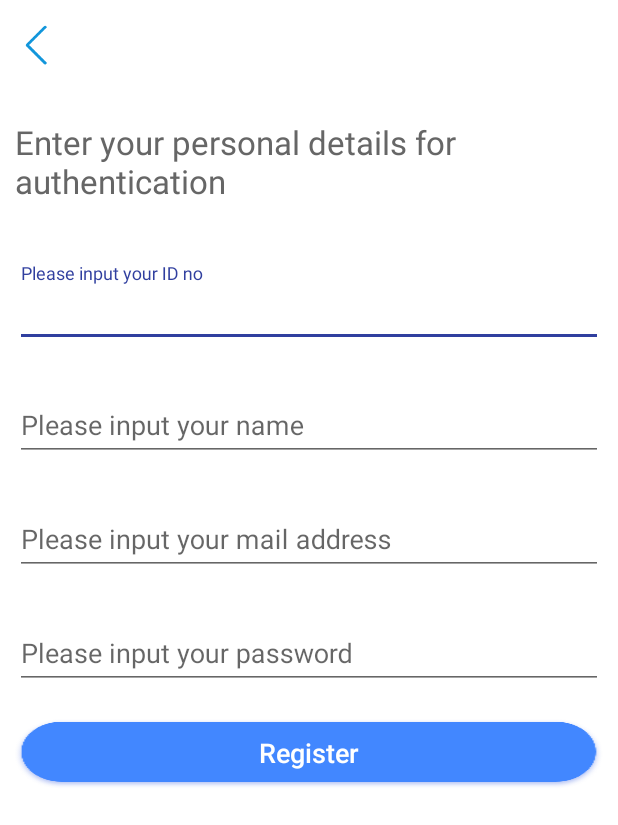
After one commit to WangEric-95/PAYouthVote, an Android app: the layout fragment_register.xml on its own in the app's theme, with its tools: preview values and no code run, on a phone screen of 412 x 824 dp. The commit adds this screen. Shown: the top 825 px of the screen. Run offline under Robolectric (Android 15) with nearby library versions, the phone set to English and light mode, and no system bars.

Commit message:
Add register page

```diff
--- a/app/src/main/java/com/payouth/hackathon/vote/app/AppViewModelFactory.java
+++ b/app/src/main/java/com/payouth/hackathon/vote/app/AppViewModelFactory.java
@@ -7,6 +7,8 @@ import com.payouth.hackathon.vote.data.DemoRepository;
 import com.payouth.hackathon.vote.ui.login.LoginActivityViewModel;
 import com.payouth.hackathon.vote.ui.login.LoginViewModel;
 import com.payouth.hackathon.vote.ui.network.NetWorkViewModel;
+import com.payouth.hackathon.vote.ui.register.RegisterFragment;
+import com.payouth.hackathon.vote.ui.register.RegisterFragmentViewModel;
 
 import androidx.annotation.NonNull;
 import androidx.annotation.VisibleForTesting;
@@ -52,6 +54,8 @@ public class AppViewModelFactory extends ViewModelProvider.NewInstanceFactory {
             return (T) new LoginViewModel(mApplication, mRepository);
         } else if (modelClass.isAssignableFrom(LoginActivityViewModel.class)) {
             return (T) new LoginActivityViewModel(mApplication, mRepository);
+        } else if (modelClass.isAssignableFrom(RegisterFragmentViewModel.class)){
+            return (T) new RegisterFragmentViewModel(mApplication);
         }
         throw new IllegalArgumentException("Unknown ViewModel class: " + modelClass.getName());
     }
--- a/app/src/main/java/com/payouth/hackathon/vote/ui/login/LoginActivityViewModel.java
+++ b/app/src/main/java/com/payouth/hackathon/vote/ui/login/LoginActivityViewModel.java
@@ -1,6 +1,8 @@
 package com.payouth.hackathon.vote.ui.login;
 
 import android.app.Application;
+import android.content.Context;
+import android.content.SharedPreferences;
 
 import androidx.annotation.NonNull;
 
@@ -14,9 +16,6 @@ public class LoginActivityViewModel extends BaseViewModel<DemoRepository> {
         super(application, model);
     }
 
-    public void showSplashScreen() {
-
-    }
 
     @Override
     public void onDestroy() {
--- /dev/null
+++ b/app/src/main/res/layout/fragment_register.xml
@@ -0,0 +1,147 @@
+<?xml version="1.0" encoding="utf-8"?>
+<layout xmlns:android="http://schemas.android.com/apk/res/android"
+    xmlns:binding="http://schemas.android.com/apk/res-auto">
+
+    <data>
+        <variable
+            name="viewModel"
+            type="com.payouth.hackathon.vote.ui.register.RegisterFragmentViewModel" />
+    </data>
+
+    <LinearLayout
+        android:orientation="vertical"
+        android:layout_width="match_parent"
+        android:layout_height="match_parent"
+        android:background="@color/white"
+        android:padding="10dp">
+
+        <Button
+            android:layout_width="40dp"
+            android:layout_height="40dp"
+            android:background="@mipmap/back"></Button>
+
+        <TextView
+            android:layout_width="match_parent"
+            android:layout_height="wrap_content"
+            android:text="Enter your personal details for authentication"
+            android:textColor="@color/text_grey"
+            android:textSize="22dp"
+            android:layout_marginTop="30dp"></TextView>
+
+
+        <LinearLayout
+            android:layout_width="match_parent"
+            android:layout_height="wrap_content"
+            android:orientation="vertical"
+            android:layout_marginTop="20dp">
+
+            <com.google.android.material.textfield.TextInputLayout
+                android:layout_width="match_parent"
+                android:layout_height="wrap_content"
+                android:layout_marginTop="20dp"
+                android:hint="@string/login_userID">
+
+                <com.google.android.material.textfield.TextInputEditText
+                    android:layout_width="match_parent"
+                    android:layout_height="wrap_content">
+
+                </com.google.android.material.textfield.TextInputEditText>
+            </com.google.android.material.textfield.TextInputLayout>
+
+            <com.google.android.material.textfield.TextInputLayout
+                android:layout_width="match_parent"
+                android:layout_height="wrap_content"
+                android:layout_marginTop="20dp"
+                android:hint="@string/login_user_name">
+
+                <com.google.android.material.textfield.TextInputEditText
+                    android:layout_width="match_parent"
+                    android:layout_height="wrap_content">
+
+                </com.google.android.material.textfield.TextInputEditText>
+            </com.google.android.material.textfield.TextInputLayout>
+
+            <com.google.android.material.textfield.TextInputLayout
+                android:layout_width="match_parent"
+                android:layout_height="wrap_content"
+                android:layout_marginTop="20dp"
+                android:hint="@string/login_mail_address">
+
+                <com.google.android.material.textfield.TextInputEditText
+                    android:layout_width="match_parent"
+                    android:layout_height="wrap_content">
+
+                </com.google.android.material.textfield.TextInputEditText>
+            </com.google.android.material.textfield.TextInputLayout>
+
+            <com.google.android.material.textfield.TextInputLayout
+                android:layout_width="match_parent"
+                android:layout_height="wrap_content"
+                android:layout_marginTop="20dp"
+                android:hint="@string/login_pwd">
+
+                <com.google.android.material.textfield.TextInputEditText
+                    android:layout_width="match_parent"
+                    android:layout_height="wrap_content">
+
+                </com.google.android.material.textfield.TextInputEditText>
+            </com.google.android.material.textfield.TextInputLayout>
+
+<!--            <EditText-->
+<!--                android:layout_width="match_parent"-->
+<!--                android:layout_height="match_parent"-->
+<!--                android:background="@null"-->
+<!--                android:hint="@string/login_userID"-->
+<!--                android:text="@={viewModel.userName}"-->
+<!--                android:textColor="@color/textColor"-->
+<!--                android:textColorHint="@color/textColorHint"-->
+<!--                android:textSize="16sp"-->
+<!--                android:layout_margin="10dp"/>-->
+
+<!--            <EditText-->
+<!--                android:layout_width="match_parent"-->
+<!--                android:layout_height="wrap_content"-->
+<!--                android:background="@null"-->
+<!--                android:hint="@string/login_userID"-->
+<!--                android:text="@={viewModel.idno}"-->
+<!--                android:textColor="@color/textColor"-->
+<!--                android:textColorHint="@color/textColorHint"-->
+<!--                android:textSize="16sp"-->
+<!--                android:layout_margin="10dp"/>-->
+
+<!--            <EditText-->
+<!--                android:layout_width="match_parent"-->
+<!--                android:layout_height="wrap_content"-->
+<!--                android:background="@null"-->
+<!--                android:hint="@string/login_pwd"-->
+<!--                android:text="@={viewModel.password}"-->
+<!--                android:textColor="@color/textColor"-->
+<!--                android:textColorHint="@color/textColorHint"-->
+<!--                android:textSize="16sp"-->
+<!--                android:layout_margin="10dp"/>-->
+        </LinearLayout>
+
+        <LinearLayout
+            android:layout_width="match_parent"
+            android:layout_height="wrap_content"
+            android:layout_marginTop="20dp"
+            android:background="@mipmap/btn_login"
+            android:orientation="vertical"
+            android:padding="10dp">
+
+            <Button
+                android:layout_width="match_parent"
+                android:layout_height="wrap_content"
+                android:background="?selectableItemBackground"
+                android:text="Register"
+                android:textColor="@color/white"
+                android:textSize="18sp"
+                android:minHeight="0dp"
+                android:minWidth="0dp"
+                android:textAllCaps="false"
+                binding:onClickCommand="@{viewModel.registerOnClickCommand}" />
+        </LinearLayout>
+
+    </LinearLayout>
+
+</layout>
--- a/app/src/main/res/values/strings.xml
+++ b/app/src/main/res/values/strings.xml
@@ -1,7 +1,10 @@
 <resources>
     <string name="app_name">Vote</string>
-    <string name="login_userID">please input your ID number</string>
-    <string name="login_pwd">please input your password</string>
+    <string name="login_userID">Please input your ID no</string>
+    <string name="login_name">Please input your name</string>
+    <string name="login_pwd">Please input your password</string>
     <string name="login_forgot_pwd">forgot password</string>
-    <string name="login_registration">registration</string>
+    <string name="login_registration">register</string>
+    <string name="login_user_name">Please input your name</string>
+    <string name="login_mail_address">Please input your mail address</string>
 </resources>
--- a/mvvmhabit/src/main/res/values/colors.xml
+++ b/mvvmhabit/src/main/res/values/colors.xml
@@ -7,6 +7,7 @@
     <color name="green">#008000</color>
     <color name="blue">#0000FF</color>
     <color name="orange">#FFA500</color>
+    <color name="text_grey">#666666</color>
 
     <array name="in_colors_light">
         <item>#4B03A9F4</item>
```
Also changed, not shown: app/src/main/java/com/payouth/hackathon/vote/ui/login/LoginActivity.java (+7 -1 lines), app/src/main/java/com/payouth/hackathon/vote/ui/login/LoginFragment.java (+22 -0 lines), app/src/main/java/com/payouth/hackathon/vote/ui/login/LoginViewModel.java (+31 -23 lines), app/src/main/java/com/payouth/hackathon/vote/ui/register/RegisterFragment.java (added, +60 -0 lines), app/src/main/java/com/payouth/hackathon/vote/ui/register/RegisterFragmentViewModel.java (added, +54 -0 lines), app/src/main/res/layout/activity_login.xml (+11 -1 lines), app/src/main/res/layout/fragment_login.xml (+11 -5 lines), app/src/main/res/mipmap-xxhdpi/back.png, app/src/main/res/mipmap-xxhdpi/paihangbang.png (added), app/src/main/res/mipmap-xxhdpi/splash.jpg (added), app/src/main/res/mipmap-xxxhdpi/splash.webp (deleted).
